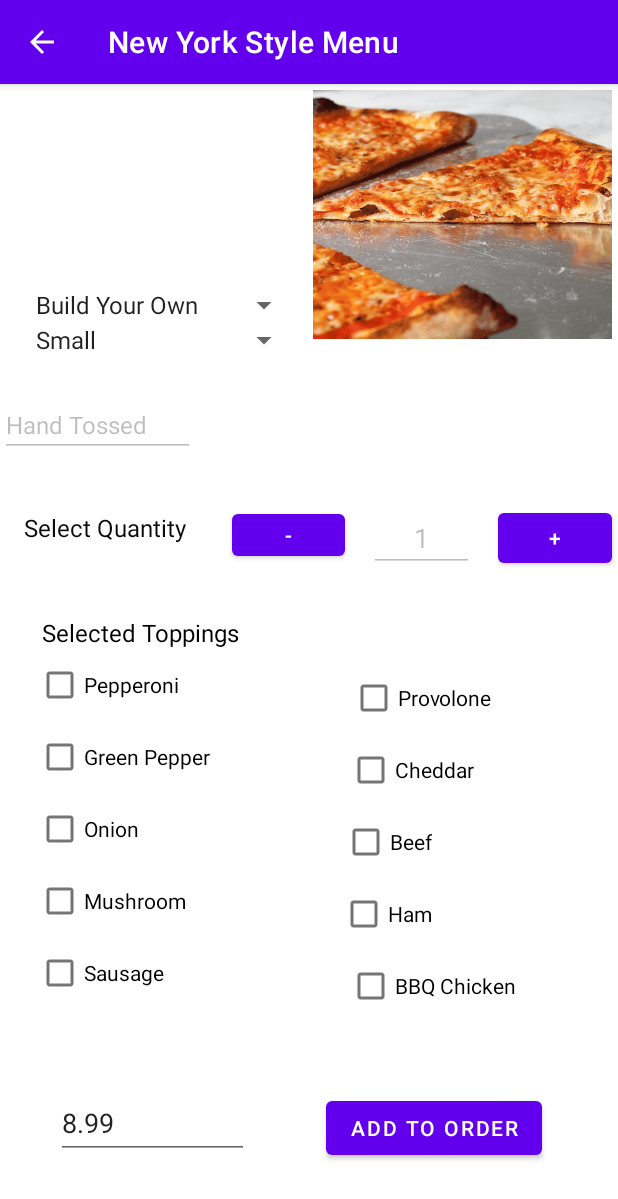
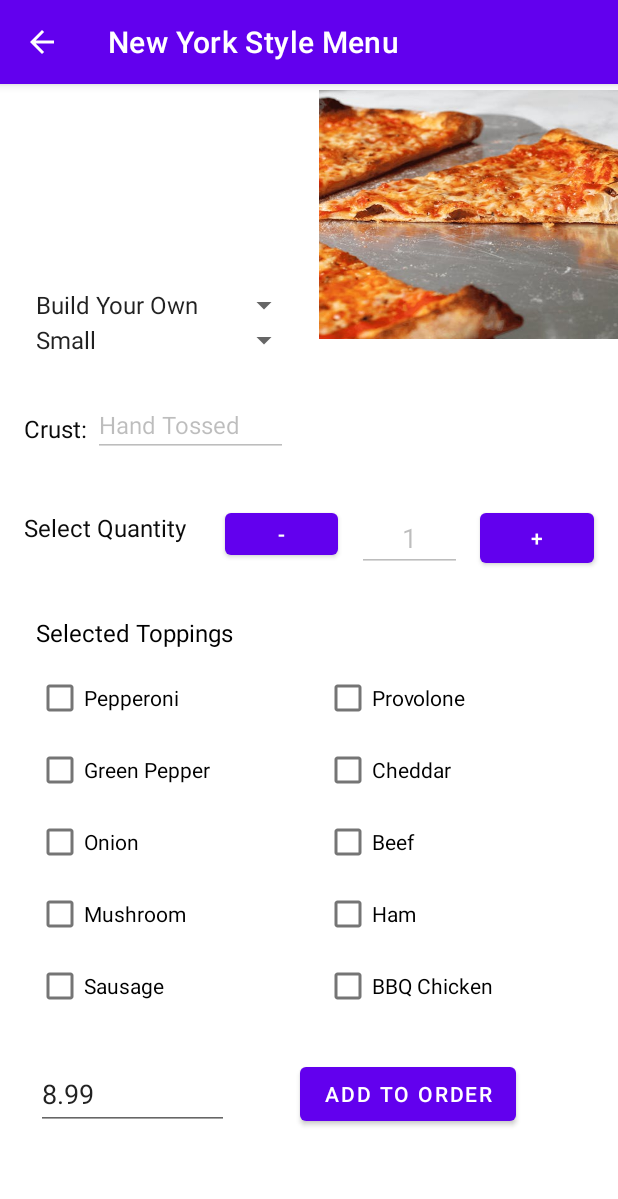
Before and after one commit to jd1763/RUPizzaria, an Android app: the NYPizzaStyleMenuActivity screen opened directly, with no data from a screen before it, on a phone screen of 412 x 824 dp. Shown: the top 1199 px of the screen. Run offline under Robolectric (Android 15) with nearby library versions, the phone set to English and light mode, and no system bars.

Commit message:
Reorganized the Menu activities to in order to line up displays.
Added margins to all elements to better line them up with each other to have better alignment layout wise.

```diff
--- a/app/src/main/res/layout/activity_nystyle.xml
+++ b/app/src/main/res/layout/activity_nystyle.xml
@@ -11,17 +11,17 @@
         android:id="@+id/AddOrderButton"
         android:layout_width="wrap_content"
         android:layout_height="wrap_content"
-        android:layout_marginBottom="48dp"
+        android:layout_marginTop="24dp"
+        android:layout_marginEnd="68dp"
         android:text="Add to Order"
-        app:layout_constraintBottom_toBottomOf="parent"
         app:layout_constraintEnd_toEndOf="parent"
-        app:layout_constraintStart_toEndOf="@+id/NYPizzaSubTotal" />
+        app:layout_constraintTop_toBottomOf="@+id/BBQChickenCheckBox" />
 
     <CheckBox
         android:id="@+id/CheddarCheckBox"
-        android:layout_width="wrap_content"
+        android:layout_width="128dp"
         android:layout_height="wrap_content"
-        android:layout_marginEnd="96dp"
+        android:layout_marginEnd="68dp"
         android:text="Cheddar"
         app:layout_constraintEnd_toEndOf="parent"
         app:layout_constraintTop_toBottomOf="@+id/ProvoloneCheckBox" />
@@ -32,6 +32,8 @@
         android:layout_height="wrap_content"
         android:layout_below="@id/AddOrderButton"
         android:layout_alignParentStart="true"
+        android:layout_marginStart="24dp"
+        android:layout_marginTop="24dp"
         android:autofillHints=""
         android:clickable="false"
         android:focusable="false"
@@ -39,12 +41,8 @@
         android:inputType="none"
         android:minHeight="48dp"
         android:text="@string/sub_total_format"
-        app:layout_constraintBottom_toBottomOf="parent"
-        app:layout_constraintEnd_toEndOf="parent"
-        app:layout_constraintHorizontal_bias="0.132"
         app:layout_constraintStart_toStartOf="parent"
-        app:layout_constraintTop_toBottomOf="@+id/PizzaImageView"
-        app:layout_constraintVertical_bias="0.907" />
+        app:layout_constraintTop_toBottomOf="@+id/SausageCheckBox" />
 
     <ImageView
         android:id="@+id/PizzaImageView"
@@ -53,8 +51,6 @@
         android:layout_marginTop="4dp"
         android:scaleType="fitXY"
         app:layout_constraintEnd_toEndOf="parent"
-        app:layout_constraintHorizontal_bias="0.981"
-        app:layout_constraintStart_toStartOf="parent"
         app:layout_constraintTop_toTopOf="parent"
         app:srcCompat="@drawable/ny_pizza2" />
 
@@ -79,6 +75,7 @@
         android:id="@+id/CrustTextView"
         android:layout_width="wrap_content"
         android:layout_height="wrap_content"
+        android:layout_marginStart="16dp"
         android:layout_marginBottom="44dp"
         android:text="Crust: "
         android:textColor="#0B0B0B"
@@ -94,13 +91,12 @@
         android:id="@+id/QuantityTextView"
         android:layout_width="wrap_content"
         android:layout_height="wrap_content"
+        android:layout_marginStart="16dp"
         android:layout_marginTop="36dp"
+        android:gravity="center"
         android:text="Select Quantity"
-        android:gravity="center"
         android:textColor="#0B0B0B"
         android:textSize="16sp"
-        app:layout_constraintEnd_toStartOf="@+id/MinusButton"
-        app:layout_constraintHorizontal_bias="0.805"
         app:layout_constraintStart_toStartOf="parent"
         app:layout_constraintTop_toBottomOf="@+id/CrustValEditText" />
 
@@ -109,11 +105,11 @@
         android:layout_width="75dp"
         android:layout_height="40dp"
         android:layout_marginStart="14dp"
-        android:layout_marginTop="32dp"
+        android:layout_marginTop="110dp"
         android:text="-"
         app:layout_constraintEnd_toStartOf="@+id/QuantityEditTextNumber"
         app:layout_constraintStart_toEndOf="@+id/QuantityTextView"
-        app:layout_constraintTop_toBottomOf="@+id/CrustValEditText" />
+        app:layout_constraintTop_toBottomOf="@+id/PizzaImageView" />
 
     <EditText
         android:id="@+id/QuantityEditTextNumber"
@@ -138,6 +134,7 @@
         android:layout_marginEnd="4dp"
         android:text="+"
         app:layout_constraintEnd_toEndOf="parent"
+        app:layout_constraintStart_toEndOf="@+id/QuantityEditTextNumber"
         app:layout_constraintTop_toBottomOf="@+id/PizzaImageView" />
 
     <EditText
@@ -149,12 +146,12 @@
         android:inputType="text"
         android:text="CrustValue"
         android:textSize="16sp"
-        app:layout_constraintTop_toBottomOf="@+id/SizeSpinner"
-        tools:layout_editor_absoluteX="58dp" />
+        app:layout_constraintStart_toEndOf="@+id/CrustTextView"
+        app:layout_constraintTop_toBottomOf="@+id/SizeSpinner" />
 
     <CheckBox
         android:id="@+id/SausageCheckBox"
-        android:layout_width="wrap_content"
+        android:layout_width="128dp"
         android:layout_height="wrap_content"
         android:layout_marginStart="24dp"
         android:text="Sausage"
@@ -163,16 +160,17 @@
 
     <CheckBox
         android:id="@+id/PepperoniCheckBox"
-        android:layout_width="wrap_content"
+        android:layout_width="128dp"
         android:layout_height="wrap_content"
         android:layout_marginStart="24dp"
+        android:layout_marginTop="60dp"
         android:text="Pepperoni"
         app:layout_constraintStart_toStartOf="parent"
-        app:layout_constraintTop_toBottomOf="@+id/ToppingTextView" />
+        app:layout_constraintTop_toBottomOf="@+id/QuantityEditTextNumber" />
 
     <CheckBox
         android:id="@+id/GreenPepperCheckBox"
-        android:layout_width="wrap_content"
+        android:layout_width="128dp"
         android:layout_height="wrap_content"
         android:layout_marginStart="24dp"
         android:text="Green Pepper"
@@ -181,7 +179,7 @@
 
     <CheckBox
         android:id="@+id/OnionCheckBox"
-        android:layout_width="wrap_content"
+        android:layout_width="128dp"
         android:layout_height="wrap_content"
         android:layout_marginStart="24dp"
         android:text="Onion"
@@ -190,7 +188,7 @@
 
     <CheckBox
         android:id="@+id/MushroomCheckBox"
-        android:layout_width="wrap_content"
+        android:layout_width="128dp"
         android:layout_height="wrap_content"
         android:layout_marginStart="24dp"
         android:text="Mushroom"
@@ -199,7 +197,7 @@
 
     <CheckBox
         android:id="@+id/BBQChickenCheckBox"
-        android:layout_width="wrap_content"
+        android:layout_width="128dp"
         android:layout_height="wrap_content"
         android:layout_marginEnd="68dp"
         android:text="BBQ Chicken"
@@ -210,28 +208,28 @@
 
     <CheckBox
         android:id="@+id/ProvoloneCheckBox"
-        android:layout_width="wrap_content"
+        android:layout_width="128dp"
         android:layout_height="wrap_content"
         android:layout_marginTop="60dp"
-        android:layout_marginEnd="84dp"
+        android:layout_marginEnd="68dp"
         android:text="Provolone"
         app:layout_constraintEnd_toEndOf="parent"
         app:layout_constraintTop_toBottomOf="@+id/PlusButton" />
 
     <CheckBox
         android:id="@+id/BeefCheckBox"
-        android:layout_width="wrap_content"
+        android:layout_width="128dp"
         android:layout_height="wrap_content"
-        android:layout_marginEnd="124dp"
+        android:layout_marginEnd="68dp"
         android:text="Beef"
         app:layout_constraintEnd_toEndOf="parent"
         app:layout_constraintTop_toBottomOf="@+id/CheddarCheckBox" />
 
     <CheckBox
         android:id="@+id/HamCheckBox"
-        android:layout_width="wrap_content"
+        android:layout_width="128dp"
         android:layout_height="wrap_content"
-        android:layout_marginEnd="124dp"
+        android:layout_marginEnd="68dp"
         android:text="Ham"
         app:layout_constraintEnd_toEndOf="parent"
         app:layout_constraintTop_toBottomOf="@+id/BeefCheckBox" />
@@ -240,7 +238,7 @@
         android:id="@+id/ToppingTextView"
         android:layout_width="wrap_content"
         android:layout_height="wrap_content"
-        android:layout_marginStart="28dp"
+        android:layout_marginStart="24dp"
         android:layout_marginTop="48dp"
         android:text="Selected Toppings"
         android:textColor="#000000"
```
Also changed, not shown: app/src/main/res/layout/activity_chicagostyle.xml (+33 -31 lines), app/src/main/res/layout/activity_main.xml (+43 -29 lines).
